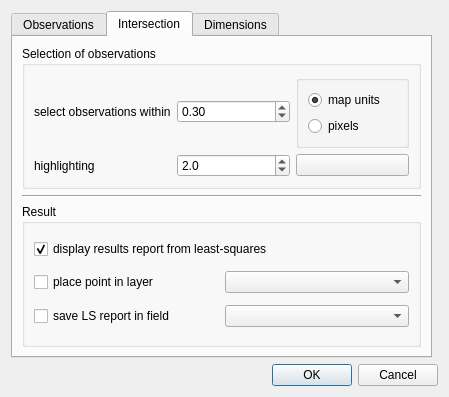
Qt form ui_settings.ui (3nids/intersectit) before a commit.
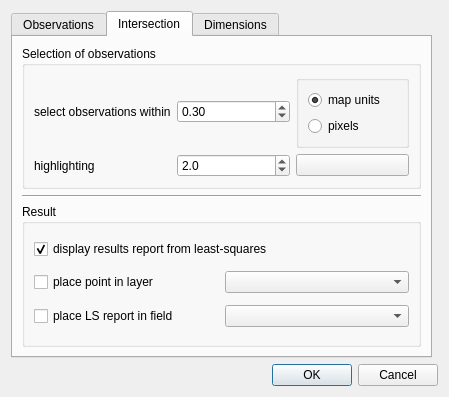
The same form after that commit. The open tabs and pages were chosen to show the change.

Commit message: layer field combo class working, settings beta

Diff of the .ui file:
```diff
--- a/ui_settings.ui
+++ b/ui_settings.ui
@@ -204,7 +204,7 @@
           <item row="2" column="0">
            <widget class="QCheckBox" name="saveReportBox">
             <property name="text">
-             <string>save LS report in field</string>
+             <string>place LS report in field</string>
             </property>
            </widget>
           </item>
```
Left out of the diff: 35 changed lines with no effect on the pictures. The commit also changes 3 other files.
